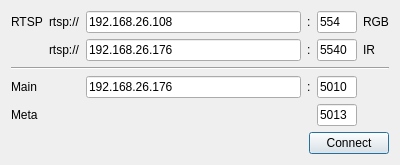
First picture: the form in conn_settings.ui, repository daniil445/aerial_warden, before the edit.
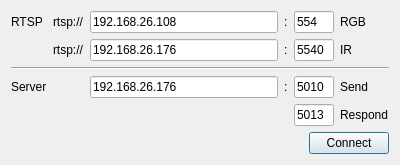
Second picture: the form after the edit.

```diff
--- a/conn_settings.ui
+++ b/conn_settings.ui
@@ -7,7 +7,7 @@
     <x>0</x>
     <y>0</y>
     <width>400</width>
-    <height>162</height>
+    <height>165</height>
    </rect>
   </property>
   <property name="windowTitle">
@@ -65,13 +65,6 @@
      </property>
     </widget>
    </item>
-   <item row="4" column="0">
-    <widget class="QLabel" name="label_5">
-     <property name="text">
-      <string>Meta</string>
-     </property>
-    </widget>
-   </item>
    <item row="0" column="3">
     <widget class="QLabel" name="label_4">
      <property name="text">
@@ -128,7 +121,7 @@
    <item row="3" column="0">
     <widget class="QLabel" name="label_3">
      <property name="text">
-      <string>Main</string>
+      <string>Server</string>
      </property>
     </widget>
    </item>
@@ -196,7 +189,21 @@
    <item row="2" column="0" colspan="6">
     <widget class="Line" name="line">
      <property name="orientation">
-      <enum>Qt::Horizontal</enum>
+      <enum>Qt::Orientation::Horizontal</enum>
+     </property>
+    </widget>
+   </item>
+   <item row="4" column="5">
+    <widget class="QLabel" name="label_8">
+     <property name="text">
+      <string>Respond</string>
+     </property>
+    </widget>
+   </item>
+   <item row="3" column="5">
+    <widget class="QLabel" name="label_12">
+     <property name="text">
+      <string>Send</string>
      </property>
     </widget>
    </item>
```
Left out of the diff: 4 changed lines with no effect on the pictures.
